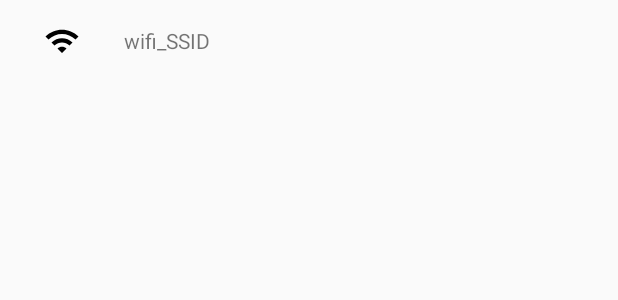
After one commit to GSIL-Monitor/SuperScreenLock, an Android app: the layout item_wifi_info.xml on its own in the app's theme, with its tools: preview values and no code run, on a phone screen of 412 x 824 dp. The commit adds this screen. Shown: the top 300 px of the screen. Run offline under Robolectric (Android 15) with nearby library versions, the phone set to English and light mode, and no system bars.

Commit message:
完成WiFi详情设置

```diff
--- a/app/src/main/java/com/hzp/superscreenlock/fragment/EnvEditFragment.java
+++ b/app/src/main/java/com/hzp/superscreenlock/fragment/EnvEditFragment.java
@@ -82,12 +82,14 @@ public class EnvEditFragment extends PreferenceFragment
     }
 
     public void clear() {
+        LogUtil.i(TAG,"clear temp edit SP  data...");
         getPreferenceScreen().getSharedPreferences().edit()
                 .remove(PreferencesUtil.KEY_ENV_TITLE)
                 .remove(PreferencesUtil.KEY_ENV_HINT)
                 .remove(PreferencesUtil.KEY_ENV_LOCK_TYPE)
                 .remove(PreferencesUtil.KEY_ENV_TYPE)
-                .commit();
+                .remove(PreferencesUtil.KEY_ENV_WIFI_SSID)
+                .apply();
     }
 
     public void setCallback(SettingChangedCallBack callback) {
--- a/app/src/main/java/com/hzp/superscreenlock/utils/SystemUtil.java
+++ b/app/src/main/java/com/hzp/superscreenlock/utils/SystemUtil.java
@@ -77,7 +77,7 @@ public class SystemUtil {
             return null;
         }
         WifiInfo wifiInfo = wifiManager.getConnectionInfo();
-        return wifiInfo.getSSID().replace('\"','\0');//去除掉可能存在的双引号
+        return wifiInfo.getSSID().replace('\"',' ').trim();//去除掉可能存在的双引号
     }
 
     /**
@@ -90,7 +90,7 @@ public class SystemUtil {
         List<WifiConfiguration> wifiList = wifiManager.getConfiguredNetworks();
         String[] re = new String[wifiList.size()];
         for(int i =0;i<wifiList.size();i++){
-            re[i] = wifiList.get(i).SSID;
+            re[i] = wifiList.get(i).SSID.replace('\"',' ').trim();
         }
         return re;
     }
--- /dev/null
+++ b/app/src/main/res/drawable/ic_wifi_black_24dp.xml
@@ -0,0 +1,9 @@
+<vector xmlns:android="http://schemas.android.com/apk/res/android"
+        android:width="24dp"
+        android:height="24dp"
+        android:viewportWidth="24.0"
+        android:viewportHeight="24.0">
+    <path
+        android:fillColor="#FF000000"
+        android:pathData="M1,9l2,2c4.97,-4.97 13.03,-4.97 18,0l2,-2C16.93,2.93 7.08,2.93 1,9zM9,17l3,3 3,-3c-1.65,-1.66 -4.34,-1.66 -6,0zM5,13l2,2c2.76,-2.76 7.24,-2.76 10,0l2,-2C15.14,9.14 8.87,9.14 5,13z"/>
+</vector>
--- a/app/src/main/res/layout/activity_detail_setting.xml
+++ b/app/src/main/res/layout/activity_detail_setting.xml
@@ -4,6 +4,7 @@
     android:layout_width="match_parent"
     android:layout_height="match_parent"
     android:orientation="vertical"
+    android:background="@android:color/white"
     xmlns:app="http://schemas.android.com/apk/res-auto"
     tools:context=".activity.DetailEditActivity">
 
--- a/app/src/main/res/layout/fragment_detail_edit_wifi.xml
+++ b/app/src/main/res/layout/fragment_detail_edit_wifi.xml
@@ -4,10 +4,10 @@
     android:layout_height="match_parent"
     tools:context=".fragment.DetailEditWifiFragment">
 
-    <!-- TODO: Update blank fragment layout -->
-    <TextView
+    <android.support.v7.widget.RecyclerView
         android:layout_width="match_parent"
         android:layout_height="match_parent"
-        android:text="@string/hello_blank_fragment" />
+        android:id="@+id/wifi_list"
+        />
 
 </FrameLayout>
--- /dev/null
+++ b/app/src/main/res/layout/item_wifi_info.xml
@@ -0,0 +1,27 @@
+<?xml version="1.0" encoding="utf-8"?>
+<LinearLayout xmlns:android="http://schemas.android.com/apk/res/android"
+    android:layout_width="match_parent"
+    android:layout_height="wrap_content"
+    android:orientation="horizontal"
+    android:padding="15dp"
+    android:gravity="start"
+    android:weightSum="1">
+
+
+    <ImageView
+        android:layout_width="wrap_content"
+        android:layout_height="wrap_content"
+        android:src="@drawable/ic_wifi_black_24dp"
+        android:layout_weight="0.1" />
+
+    <TextView
+        android:layout_width="wrap_content"
+        android:layout_height="wrap_content"
+        android:layout_gravity="center_vertical"
+        android:singleLine="true"
+        android:layout_marginLeft="15dp"
+        android:layout_marginStart="15dp"
+        android:text="wifi_SSID"
+        android:id="@+id/item_wifi_info_ssid"/>
+
+</LinearLayout>
```
Also changed, not shown: app/src/main/java/com/hzp/superscreenlock/activity/DetailEditActivity.java (+6 -6 lines), app/src/main/java/com/hzp/superscreenlock/fragment/DetailEditWifiFragment.java (+46 -4 lines), app/src/main/java/com/hzp/superscreenlock/utils/PreferencesUtil.java (+11 -0 lines), app/src/main/java/com/hzp/superscreenlock/view/adapter/AdapterCallback.java (added, +10 -0 lines), app/src/main/java/com/hzp/superscreenlock/view/adapter/WifiInfoAdapter.java (added, +80 -0 lines).
